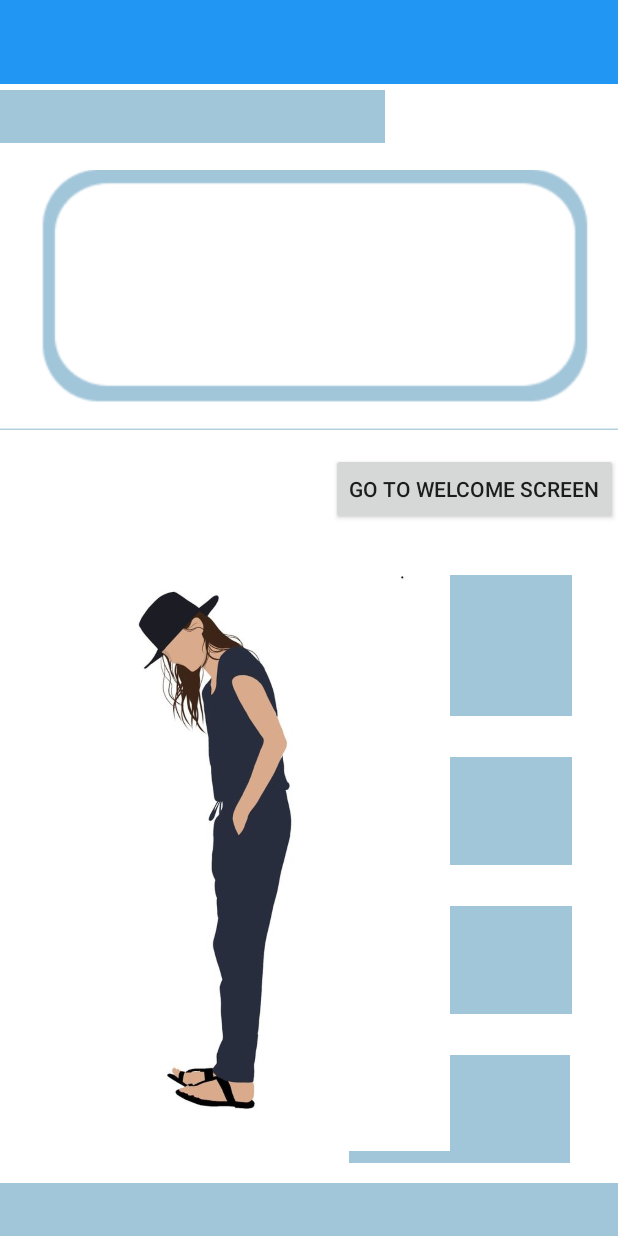
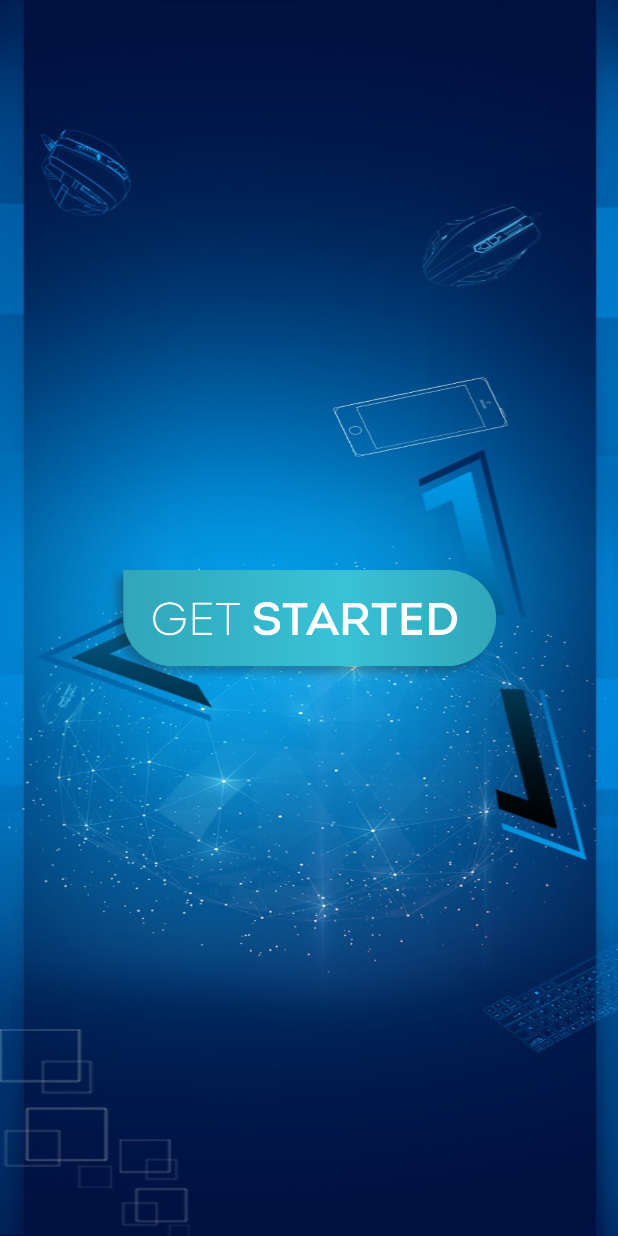
Before and after one commit to ibalm9/LivingAlive, an Android app: the screen it shows after launch (MainActivity), on a phone screen of 412 x 824 dp. Run offline under Robolectric (Android 15) with nearby library versions, the phone set to English and light mode, and no system bars.

Commit message:
Added background

```diff
--- a/app/src/main/res/layout/activity_main.xml
+++ b/app/src/main/res/layout/activity_main.xml
@@ -3,119 +3,22 @@
     android:layout_width="match_parent"
     android:layout_height="match_parent"
     tools:context=".MainActivity"
-    android:background="@color/transparent_bg">
+    android:background="@drawable/bluee">
 
     <!--including the toobar-->
-    <include layout="@layout/toolbar" />
+
 
     <Button
         android:id="@+id/button"
-        android:layout_width="wrap_content"
-        android:layout_height="wrap_content"
-        android:layout_alignParentRight="true"
+        android:layout_width="300dp"
+        android:layout_height="100dp"
+        android:layout_centerInParent="true"
+        android:layout_centerVertical="true"
         android:layout_centerHorizontal="true"
-        android:text="Go To Welcome Screen"
-        android:layout_below="@id/img"/>
-
-    <View
-        android:id="@+id/rectangle_1"
-        android:layout_width="fill_parent"
-        android:layout_height="35dp"
-        android:layout_alignParentLeft="true"
-        android:layout_alignParentBottom="true"
-        android:layout_marginTop="-24dp"
-        android:background="@drawable/rectangle_3"
+        android:background="@drawable/started"
         />
 
-    <View
-        android:id="@+id/rectangle_4"
-        android:layout_width="266dp"
-        android:layout_height="35dp"
-        android:layout_alignParentLeft="true"
-        android:layout_marginLeft="-9dp"
-        android:layout_alignParentStart="true"
-        android:layout_marginTop="60dp"
-        android:background="@drawable/rectangle_3"
-        />
 
-    <ImageView
-        android:id="@+id/img"
-        android:layout_width="match_parent"
-        android:layout_height="200dp"
-        android:layout_alignParentEnd="true"
-        android:layout_alignParentRight="true"
-        android:layout_marginStart="0dp"
-        android:layout_marginLeft="0dp"
-        android:layout_marginTop="100dp"
-        android:layout_marginEnd="0dp"
-        android:layout_marginRight="0dp"
-        android:layout_marginBottom="2dp"
-        android:src="@drawable/dase"></ImageView>
-
-
-    <View
-        android:id="@+id/rectangle_3"
-        android:layout_width="147dp"
-        android:layout_height="72dp"
-
-        android:layout_above="@+id/rectangle_7"
-        android:layout_below="@+id/button"
-        android:layout_alignEnd="@+id/rectangle_7"
-        android:layout_alignRight="@+id/rectangle_7"
-        android:layout_marginTop="33dp"
-        android:layout_marginEnd="-7dp"
-        android:layout_marginRight="0dp"
-        android:layout_marginBottom="27dp"
-        android:background="@drawable/rectangle_3" />
-
-    <View
-        android:id="@+id/rectangle_7"
-        android:layout_width="147dp"
-        android:layout_height="72dp"
-    android:nextFocusForward="@drawable/dada"
-        android:layout_above="@+id/rectangle_8"
-        android:layout_alignEnd="@+id/rectangle_8"
-        android:layout_alignRight="@+id/rectangle_8"
-        android:layout_marginEnd="-3dp"
-        android:layout_marginRight="0dp"
-        android:layout_marginBottom="27dp"
-        android:background="@drawable/rectangle_3" />
-
-    <View
-        android:id="@+id/rectangle_8"
-        android:layout_width="147dp"
-        android:layout_height="72dp"
-
-        android:layout_above="@+id/rectangle_9"
-        android:layout_alignEnd="@+id/rectangle_9"
-        android:layout_alignRight="@+id/rectangle_9"
-        android:layout_marginEnd="-1dp"
-        android:layout_marginRight="-1dp"
-        android:layout_marginBottom="27dp"
-        android:background="@drawable/rectangle_3" />
-
-    <View
-        android:id="@+id/rectangle_9"
-        android:layout_width="147dp"
-        android:layout_height="72dp"
-
-        android:layout_above="@+id/rectangle_1"
-        android:layout_alignEnd="@+id/rectangle_1"
-
-        android:layout_alignRight="@+id/rectangle_1"
-
-        android:layout_marginEnd="32dp"
-        android:layout_marginRight="32dp"
-        android:layout_marginBottom="37dp"
-        android:background="@drawable/rectangle_3" />
-
-    <ImageView
-        android:layout_width="300dp"
-        android:layout_height="400dp"
-
-        android:layout_above="@+id/rectangle_1"
-        android:layout_marginBottom="45dp"
-        android:src="@drawable/dada" />
 
 
 </RelativeLayout>
--- a/app/src/main/res/layout/activity_splash.xml
+++ b/app/src/main/res/layout/activity_splash.xml
@@ -3,28 +3,18 @@
     android:id="@+id/splashScreen"
     android:layout_width="match_parent"
     android:layout_height="match_parent"
-    android:background="@color/primary_dark"
+    android:background="@drawable/bg"
     android:orientation="vertical">
 
 
     <ImageView
-        android:layout_width="100dp"
+        android:layout_width="300dp"
         android:layout_height="100dp"
         android:id="@+id/imageView"
-        android:src="@drawable/chat_icon"
-        android:layout_marginTop="100dp"
-        android:layout_alignParentTop="true"
+        android:src="@drawable/logo"
+        android:layout_centerVertical="true"
         android:layout_centerHorizontal="true" />
 
-    <TextView
-        android:layout_width="wrap_content"
-        android:layout_height="wrap_content"
-        android:id="@+id/editText"
-        android:text="ChatMe"
-        android:textSize="30sp"
-        android:textColor="#fff"
-        android:layout_centerVertical="true"
-        android:layout_alignLeft="@+id/imageView"
-        android:layout_alignStart="@+id/imageView" />
+
 
 </RelativeLayout>
--- a/app/src/main/res/layout/toolbar.xml
+++ b/app/src/main/res/layout/toolbar.xml
@@ -7,4 +7,6 @@
     android:layout_height="?attr/actionBarSize"
     android:background="?attr/colorPrimary"
     android:theme="@style/ThemeOverlay.AppCompat.Dark.ActionBar"
-    app:popupTheme="@style/ThemeOverlay.AppCompat.Light" />
+    app:popupTheme="@style/ThemeOverlay.AppCompat.Light"
+
+    />
```
Also changed, not shown: app/src/main/res/drawable/bg.jpg (added), app/src/main/res/drawable/bluee.jpg (added), app/src/main/res/drawable/dasa.jpg (added), app/src/main/res/drawable/logo.png (added), app/src/main/res/drawable/started.png (added).
